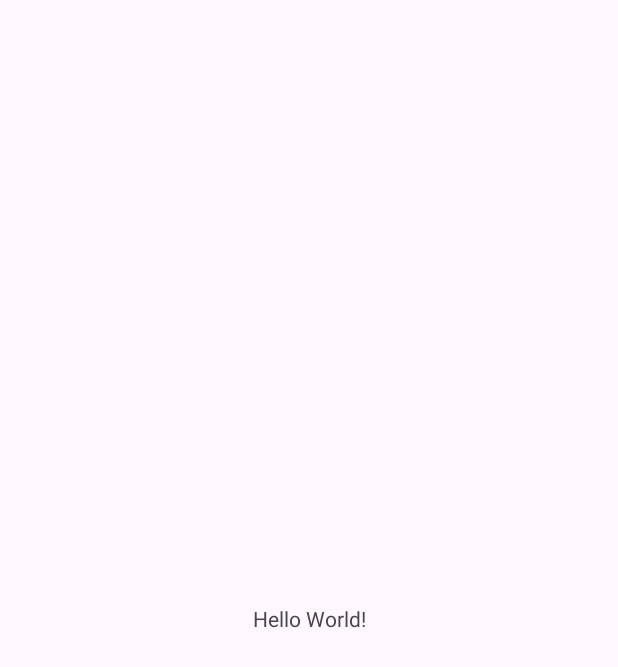
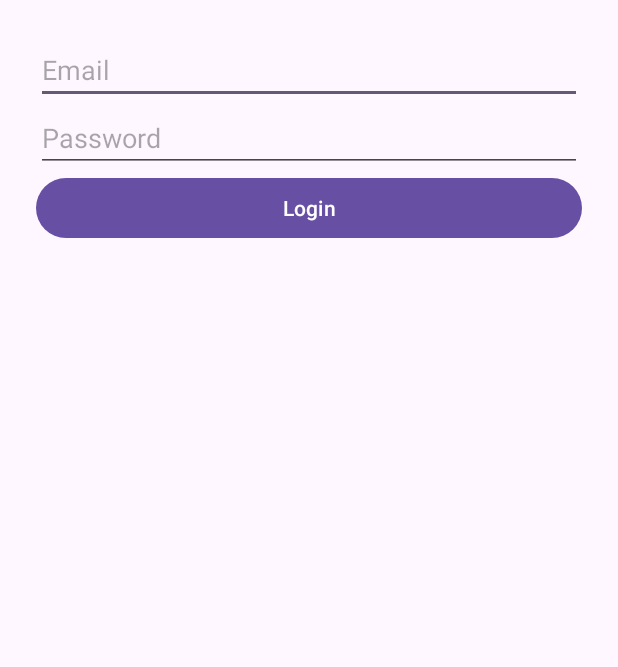
Before and after one commit to afiat47/BazarGhor, an Android app: the screen it shows after launch (MainActivity), on a phone screen of 412 x 824 dp. Before the commit the part shown is almost empty. Shown: the top 667 px of the screen. Run offline under Robolectric (Android 15) with nearby library versions, the phone set to English and light mode, and no system bars.

Commit message:
login added

```diff
--- a/app/build.gradle.kts
+++ b/app/build.gradle.kts
@@ -4,7 +4,7 @@ plugins {
 
 android {
     namespace = "com.example.bazarghor"
-    compileSdk = 34
+    compileSdk = 35
 
     defaultConfig {
         applicationId = "com.example.bazarghor"
@@ -33,6 +33,10 @@ android {
 
 dependencies {
 
+    implementation("com.squareup.retrofit2:retrofit:2.9.0")
+    implementation("com.squareup.retrofit2:converter-gson:2.9.0")
+
+
     implementation(libs.appcompat)
     implementation(libs.material)
     implementation(libs.activity)
--- a/app/src/main/AndroidManifest.xml
+++ b/app/src/main/AndroidManifest.xml
@@ -1,6 +1,7 @@
 <?xml version="1.0" encoding="utf-8"?>
 <manifest xmlns:android="http://schemas.android.com/apk/res/android"
     xmlns:tools="http://schemas.android.com/tools">
+    <uses-permission android:name="android.permission.INTERNET" />
 
     <application
         android:allowBackup="true"
@@ -11,6 +12,8 @@
         android:roundIcon="@mipmap/ic_launcher_round"
         android:supportsRtl="true"
         android:theme="@style/Theme.BazarGhor"
+        android:networkSecurityConfig="@xml/network_security_config"
+
         tools:targetApi="31">
         <activity
             android:name=".MainActivity"
--- /dev/null
+++ b/app/src/main/java/ApiService/ApiService.java
@@ -0,0 +1,12 @@
+package ApiService;
+
+import RequestAndResponse.LoginRequest;
+import RequestAndResponse.LoginResponse;
+import retrofit2.Call;
+import retrofit2.http.Body;
+import retrofit2.http.POST;
+
+public interface ApiService {
+    @POST("login")
+    Call<LoginResponse> loginUser(@Body LoginRequest loginRequest);
+}
--- a/app/src/main/java/com/example/bazarghor/MainActivity.java
+++ b/app/src/main/java/com/example/bazarghor/MainActivity.java
@@ -1,24 +1,76 @@
 package com.example.bazarghor;
 
 import android.os.Bundle;
+import android.util.Log;
+import android.widget.Button;
+import android.widget.EditText;
+import android.widget.Toast;
 
-import androidx.activity.EdgeToEdge;
 import androidx.appcompat.app.AppCompatActivity;
-import androidx.core.graphics.Insets;
-import androidx.core.view.ViewCompat;
-import androidx.core.view.WindowInsetsCompat;
+
+import ApiService.ApiService;
+import RequestAndResponse.LoginRequest;
+import RequestAndResponse.LoginResponse;
+import retrofit2.Call;
+import retrofit2.Callback;
+import retrofit2.Response;
+import retrofit2.Retrofit;
+import retrofit2.converter.gson.GsonConverterFactory;
 
 public class MainActivity extends AppCompatActivity {
+
+    EditText editEmail, editPassword;
+    Button btnLogin;
+    ApiService api;
 
     @Override
     protected void onCreate(Bundle savedInstanceState) {
         super.onCreate(savedInstanceState);
-        EdgeToEdge.enable(this);
         setContentView(R.layout.activity_main);
-        ViewCompat.setOnApplyWindowInsetsListener(findViewById(R.id.main), (v, insets) -> {
-            Insets systemBars = insets.getInsets(WindowInsetsCompat.Type.systemBars());
-            v.setPadding(systemBars.left, systemBars.top, systemBars.right, systemBars.bottom);
-            return insets;
+
+        editEmail = findViewById(R.id.email);
+        editPassword = findViewById(R.id.password);
+        btnLogin = findViewById(R.id.button);
+
+        Retrofit retrofit = new Retrofit.Builder()
+                .baseUrl("http://192.168.0.103:5000/")
+                .addConverterFactory(GsonConverterFactory.create())
+                .build();
+
+        api = retrofit.create(ApiService.class);
+
+        btnLogin.setOnClickListener(v -> {
+            String email = editEmail.getText().toString().trim();
+            String password = editPassword.getText().toString().trim();
+
+            if (email.isEmpty() || password.isEmpty()) {
+                Toast.makeText(this, "Please enter both fields", Toast.LENGTH_SHORT).show();
+                return;
+            }
+
+            LoginRequest request = new LoginRequest(email, password);
+
+            api.loginUser(request).enqueue(new Callback<LoginResponse>() {
+                @Override
+                public void onResponse(Call<LoginResponse> call, Response<LoginResponse> response) {
+                    if (response.isSuccessful() && response.body() != null) {
+                        Toast.makeText(MainActivity.this,
+                                "Welcome, " + response.body().user.name,
+                                Toast.LENGTH_LONG).show();
+
+                    } else {
+                        Toast.makeText(MainActivity.this,
+                                "Invalid credentials", Toast.LENGTH_SHORT).show();
+                    }
+                }
+
+                @Override
+                public void onFailure(Call<LoginResponse> call, Throwable t) {
+                    Toast.makeText(MainActivity.this,
+                            "Network error: " + t.getMessage(), Toast.LENGTH_LONG).show();
+                    Log.d("Error",t.getMessage());
+                }
+            });
         });
     }
 }
--- a/app/src/main/res/layout/activity_main.xml
+++ b/app/src/main/res/layout/activity_main.xml
@@ -1,19 +1,27 @@
 <?xml version="1.0" encoding="utf-8"?>
-<androidx.constraintlayout.widget.ConstraintLayout xmlns:android="http://schemas.android.com/apk/res/android"
-    xmlns:app="http://schemas.android.com/apk/res-auto"
-    xmlns:tools="http://schemas.android.com/tools"
-    android:id="@+id/main"
+<LinearLayout xmlns:android="http://schemas.android.com/apk/res/android"
     android:layout_width="match_parent"
     android:layout_height="match_parent"
-    tools:context=".MainActivity">
+    android:orientation="vertical"
+    android:padding="24dp">
 
-    <TextView
-        android:layout_width="wrap_content"
+    <EditText
+        android:id="@+id/email"
+        android:layout_width="match_parent"
         android:layout_height="wrap_content"
-        android:text="Hello World!"
-        app:layout_constraintBottom_toBottomOf="parent"
-        app:layout_constraintEnd_toEndOf="parent"
-        app:layout_constraintStart_toStartOf="parent"
-        app:layout_constraintTop_toTopOf="parent" />
+        android:hint="Email"
+        android:inputType="textEmailAddress" />
 
-</androidx.constraintlayout.widget.ConstraintLayout>
+    <EditText
+        android:id="@+id/password"
+        android:layout_width="match_parent"
+        android:layout_height="wrap_content"
+        android:hint="Password"
+        android:inputType="textPassword" />
+
+    <Button
+        android:id="@+id/button"
+        android:layout_width="match_parent"
+        android:layout_height="wrap_content"
+        android:text="Login" />
+</LinearLayout>
```
Also changed, not shown: app/src/main/java/Model/User.java (added, +8 -0 lines), app/src/main/java/RequestAndResponse/LoginRequest.java (added, +11 -0 lines), app/src/main/java/RequestAndResponse/LoginResponse.java (added, +8 -0 lines), app/src/main/res/xml/network_security_config.xml (added, +7 -0 lines), 1 other file.
